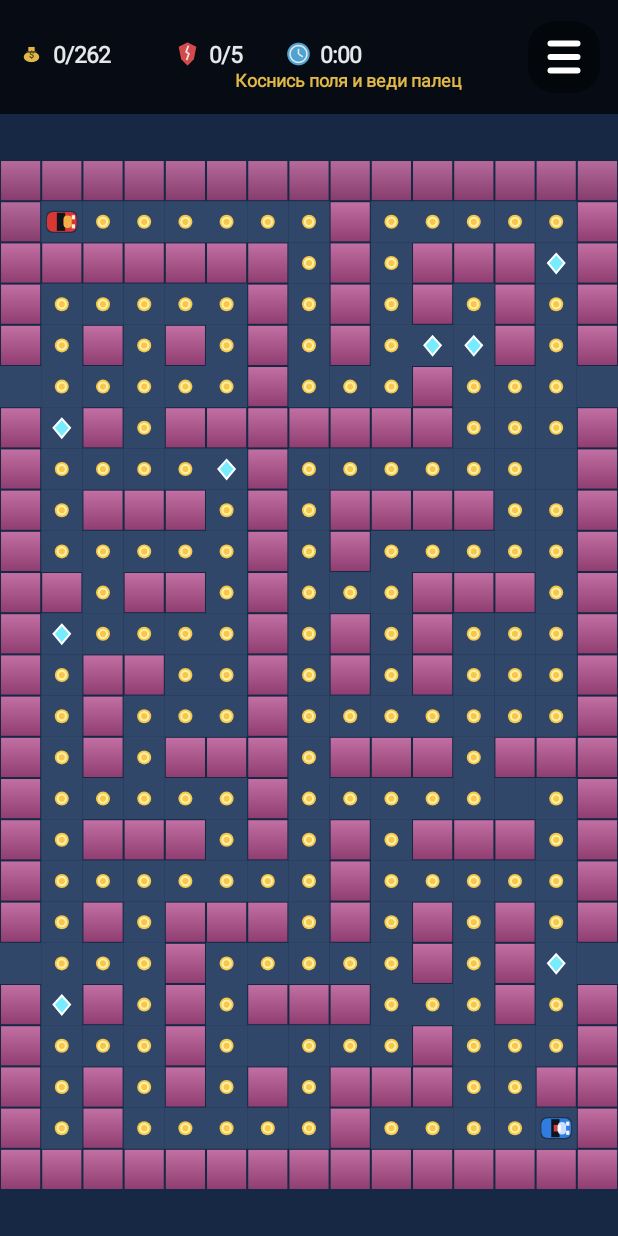
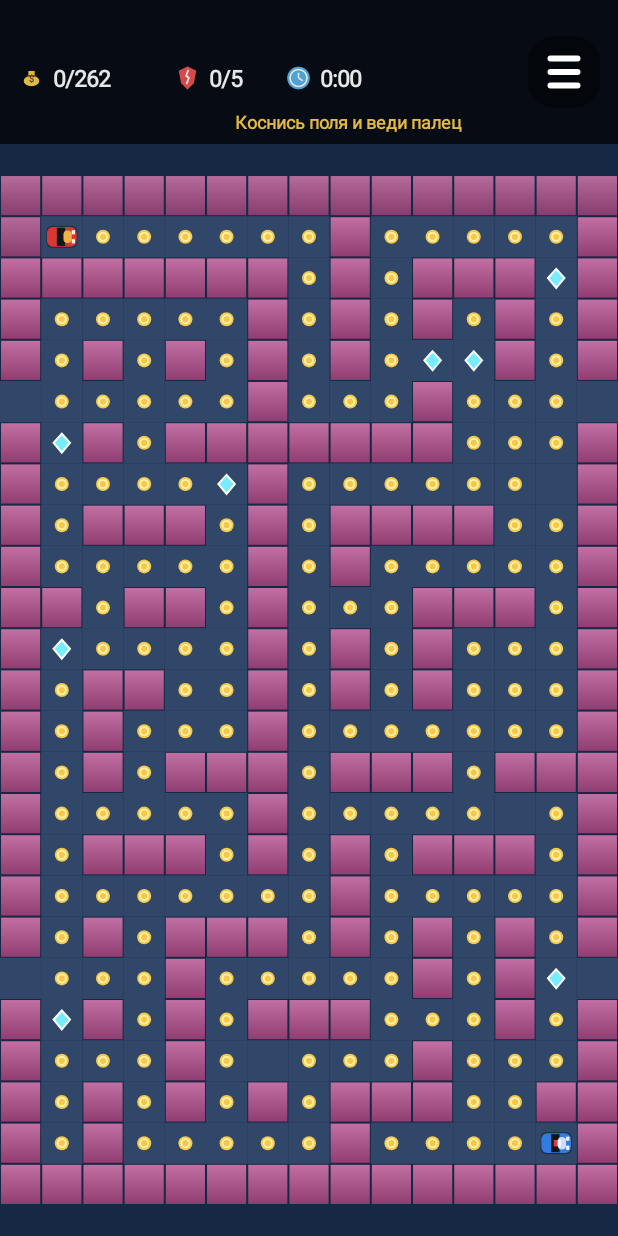
Before and after one commit to nagimu-tech/CrimeCarCoinChase, an Android app: the screen it shows after launch (MainActivity), on a phone screen of 412 x 824 dp. Run offline under Robolectric (Android 15) with nearby library versions, the phone set to English and light mode, and no system bars.

Commit message:
Move artifact timers above HUD stats

```diff
--- a/app/build.gradle.kts
+++ b/app/build.gradle.kts
@@ -10,8 +10,8 @@ android {
         applicationId = "com.nagimutech.crimecarcoinchase"
         minSdk = 23
         targetSdk = 34
-        versionCode = 13
-        versionName = "2.1.1"
+        versionCode = 14
+        versionName = "2.1.2"
     }
 
     buildTypes {
--- a/app/src/main/java/com/nagimutech/crimecarcoinchase/GameConfig.java
+++ b/app/src/main/java/com/nagimutech/crimecarcoinchase/GameConfig.java
@@ -1,7 +1,7 @@
 package com.nagimutech.crimecarcoinchase;
 
 final class GameConfig {
-    static final String APP_VERSION = "2.1.1";
+    static final String APP_VERSION = "2.1.2";
     static final int STORAGE_SCHEMA = 1;
     static final String PREFS = "pogonya_za_monetami";
     static final String PREF_WINS = "wins_v1";
--- a/app/src/main/java/com/nagimutech/crimecarcoinchase/GameView.java
+++ b/app/src/main/java/com/nagimutech/crimecarcoinchase/GameView.java
@@ -936,15 +936,15 @@ final class GameView extends View {
     }
 
     private float topBarHeight() {
-        return 76f * density;
+        return 96f * density;
     }
 
     private void drawOverlay(Canvas canvas) {
         float barHeight = topBarHeight();
-        float safeTop = 8f * density;
         float button = 48f * density;
         float margin = 12f * density;
-        menuRect.set(getWidth() - margin - button, safeTop + 6f * density, getWidth() - margin, safeTop + 6f * density + button);
+        float menuTop = (barHeight - button) / 2f;
+        menuRect.set(getWidth() - margin - button, menuTop, getWidth() - margin, menuTop + button);
 
         paint.setStyle(Paint.Style.FILL);
         paint.setColor(Color.argb(178, 0, 0, 0));
@@ -969,21 +969,21 @@ final class GameView extends View {
         paint.setFakeBoldText(true);
         long elapsed = startedAt > 0L ? Math.max(0L, (SystemClock.uptimeMillis() - startedAt) / 1000L) : 0L;
         float icon = 18f * density;
-        float baseY = 42f * density;
+        float baseY = 58f * density;
         drawBitmapIcon(canvas, "wealth", margin, baseY - icon + 3f * density, icon);
         canvas.drawText(scoreCollected + "/" + scoreTotal, margin + 23f * density, baseY, paint);
         drawBitmapIcon(canvas, "damage", margin + 104f * density, baseY - icon + 3f * density, icon);
         canvas.drawText(damage + "/" + GameConfig.MAX_DAMAGE, margin + 127f * density, baseY, paint);
         drawBitmapIcon(canvas, "time", margin + 178f * density, baseY - icon + 3f * density, icon);
         canvas.drawText(formatClock(elapsed), margin + 201f * density, baseY, paint);
-        drawAwardBadges(canvas, margin, 66f * density);
-        drawEffectBadges(canvas, margin + 252f * density, 42f * density);
+        drawEffectBadges(canvas, margin, 24f * density);
+        drawAwardBadges(canvas, margin, 86f * density);
 
         if (!playing || roundOver) {
             paint.setColor(Color.argb(235, 245, 200, 75));
             paint.setTextSize(12f * density);
             String text = roundOver ? "Коснись поля для нового заезда" : "Коснись поля и веди палец";
-            canvas.drawText(text, getWidth() * 0.38f, 58f * density, paint);
+            canvas.drawText(text, getWidth() * 0.38f, 86f * density, paint);
         } else if (paused) {
             paint.setTextAlign(Paint.Align.CENTER);
             paint.setColor(Color.argb(210, 255, 255, 255));
```
